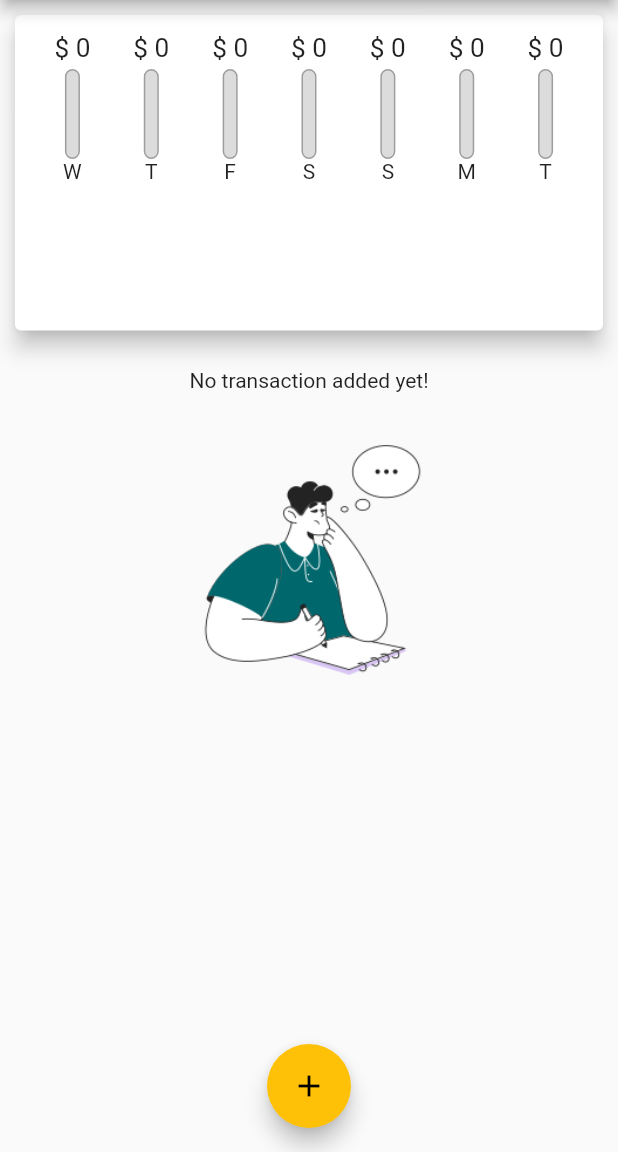
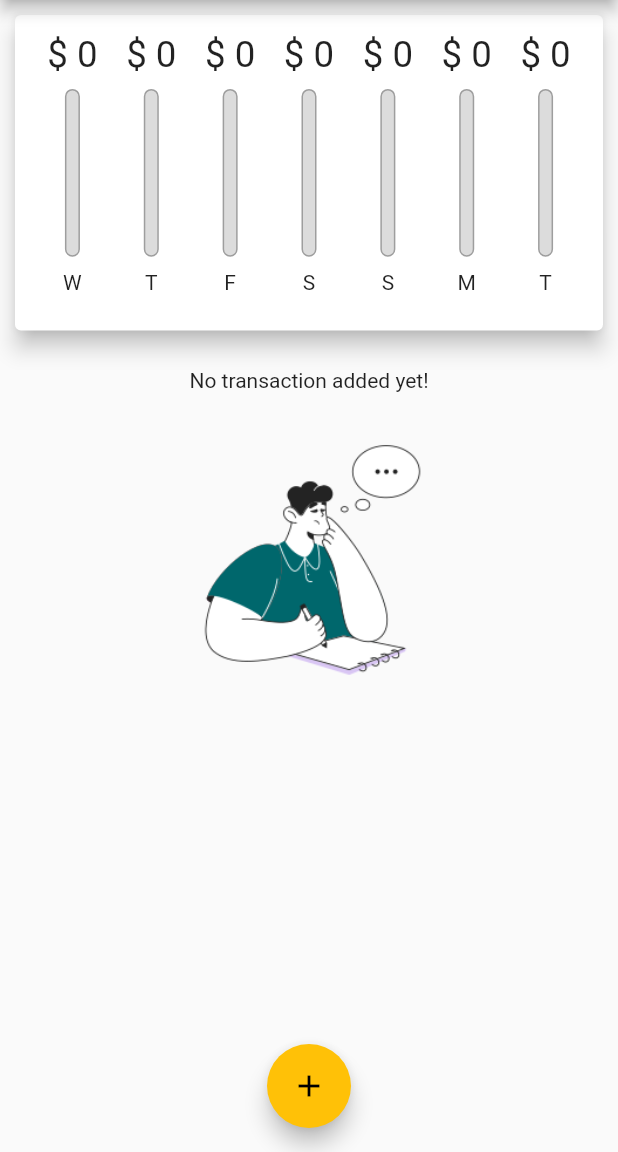
Before and after one commit to JunoSoft/expensesappflutter, a Flutter app: the screen it shows after launch, on a phone screen of 412 x 824 dp, the part 84-1236 px from its top. Run offline on Flutter 3.47's test engine with Material 2 defaults, Android fonts, the phone set to English and light mode, and no system bars.

Commit message:
added responsive chartBar fiting into container dynamically

```diff
--- a/lib/widget/chart_bar.dart
+++ b/lib/widget/chart_bar.dart
@@ -13,15 +13,16 @@
 
   @override
   Widget build(BuildContext context) {
+    return LayoutBuilder(builder: (ctx, constraints) {
       return Column(
         children: <Widget>[
           Container(
-            height: 20,
+              height: constraints.maxHeight * 0.15,
               child: FittedBox(
                   child: Text('\$ ${spendingAmount.toStringAsFixed(0)}'))),
-        const SizedBox(height: 4),
+          SizedBox(height: constraints.maxHeight * 0.05),
           Container(
-          height: 60,
+            height: constraints.maxHeight * 0.6,
             width: 10,
             child: Stack(children: <Widget>[
               Container(
@@ -41,8 +42,10 @@
               ),
             ]),
           ),
-        Text(label),
+          SizedBox(height: constraints.maxHeight * 0.05),
+          Container(height: constraints.maxHeight * 0.15, child: Text(label)),
         ],
       );
+    });
   }
 }
```
Lines whose indentation alone changed are shown as unchanged.
